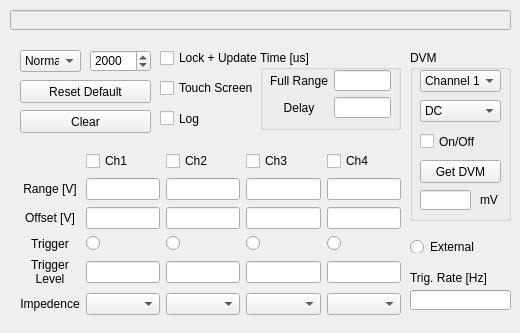
Above: osc_dialog.ui from TripletESR/DAQ_GUI before the change. Below: the same form after it.
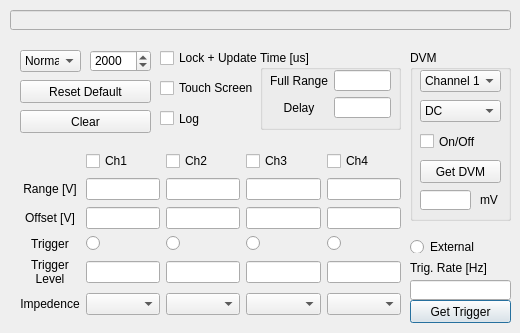
That is the form after the change.

```diff
--- a/osc_dialog.ui
+++ b/osc_dialog.ui
@@ -593,7 +593,7 @@
    <property name="geometry">
     <rect>
      <x>410</x>
-     <y>290</y>
+     <y>280</y>
      <width>101</width>
      <height>20</height>
     </rect>
@@ -603,7 +603,7 @@
    <property name="geometry">
     <rect>
      <x>410</x>
-     <y>270</y>
+     <y>260</y>
      <width>101</width>
      <height>16</height>
     </rect>
@@ -625,6 +625,19 @@
     <string>Log</string>
    </property>
   </widget>
+  <widget class="QPushButton" name="pushButton_getTrigRate">
+   <property name="geometry">
+    <rect>
+     <x>410</x>
+     <y>300</y>
+     <width>101</width>
+     <height>23</height>
+    </rect>
+   </property>
+   <property name="text">
+    <string>Get Trigger</string>
+   </property>
+  </widget>
  </widget>
  <tabstops>
   <tabstop>comboBox</tabstop>
```
